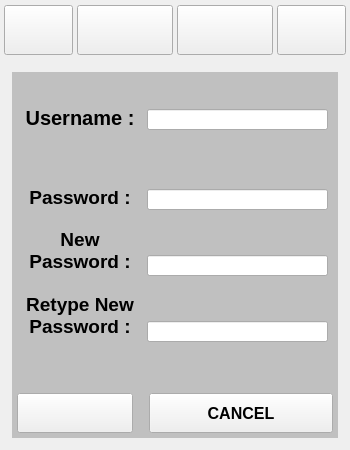
The window that opencodegames.ui (DomainsHax/OpenCodeGames) describes before a commit, drawn with Qt 5.
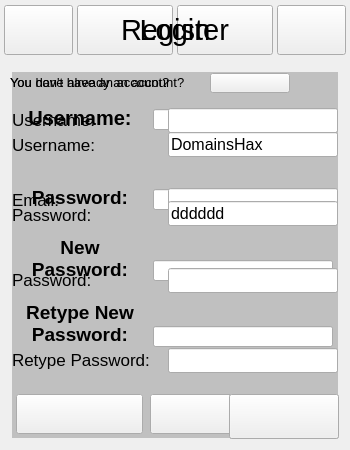
The same window after the commit. Icons and pictures are not drawn.

Patch:
```diff
--- a/opencodegames.ui
+++ b/opencodegames.ui
@@ -73,7 +73,7 @@
       <property name="geometry">
        <rect>
         <x>5</x>
-        <y>100</y>
+        <y>102</y>
         <width>330</width>
         <height>25</height>
        </rect>
@@ -125,7 +125,7 @@
         <x>55</x>
         <y>55</y>
         <width>162</width>
-        <height>12</height>
+        <height>10</height>
        </rect>
       </property>
       <property name="styleSheet">
@@ -161,7 +161,7 @@
      <widget class="QLabel" name="ProgressLevel">
       <property name="geometry">
        <rect>
-        <x>15</x>
+        <x>14</x>
         <y>53</y>
         <width>34</width>
         <height>24</height>
@@ -188,17 +188,14 @@
       <property name="geometry">
        <rect>
         <x>54</x>
-        <y>67</y>
+        <y>66</y>
         <width>164</width>
-        <height>12</height>
+        <height>11</height>
        </rect>
       </property>
       <property name="font">
        <font>
-        <pointsize>7</pointsize>
-        <weight>50</weight>
-        <italic>false</italic>
-        <bold>false</bold>
+        <pointsize>8</pointsize>
        </font>
       </property>
       <property name="styleSheet">
@@ -331,7 +328,7 @@
        </font>
       </property>
       <property name="text">
-       <string>Username :</string>
+       <string>Username:</string>
       </property>
       <property name="alignment">
        <set>Qt::AlignCenter</set>
@@ -340,9 +337,9 @@
      <widget class="QLineEdit" name="SUsernameValue">
       <property name="geometry">
        <rect>
-        <x>142</x>
+        <x>148</x>
         <y>44</y>
-        <width>181</width>
+        <width>180</width>
         <height>21</height>
        </rect>
       </property>
@@ -381,7 +378,7 @@
        </font>
       </property>
       <property name="text">
-       <string>Password :</string>
+       <string>Password:</string>
       </property>
       <property name="alignment">
        <set>Qt::AlignCenter</set>
@@ -390,9 +387,9 @@
      <widget class="QLineEdit" name="SPasswordValue">
       <property name="geometry">
        <rect>
-        <x>142</x>
+        <x>148</x>
         <y>124</y>
-        <width>181</width>
+        <width>180</width>
         <height>21</height>
        </rect>
       </property>
@@ -417,7 +414,7 @@
       <property name="geometry">
        <rect>
         <x>10</x>
-        <y>160</y>
+        <y>168</y>
         <width>130</width>
         <height>50</height>
        </rect>
@@ -432,7 +429,7 @@
       </property>
       <property name="text">
        <string>New
-Password :</string>
+Password:</string>
       </property>
       <property name="alignment">
        <set>Qt::AlignCenter</set>
@@ -441,9 +438,9 @@
      <widget class="QLineEdit" name="SNewPasswordValue">
       <property name="geometry">
        <rect>
-        <x>142</x>
-        <y>190</y>
-        <width>181</width>
+        <x>148</x>
+        <y>195</y>
+        <width>180</width>
         <height>21</height>
        </rect>
       </property>
@@ -467,9 +464,9 @@
      <widget class="QLineEdit" name="SRetypeNewPasswordValue">
       <property name="geometry">
        <rect>
-        <x>142</x>
-        <y>256</y>
-        <width>181</width>
+        <x>148</x>
+        <y>261</y>
+        <width>180</width>
         <height>21</height>
        </rect>
       </property>
@@ -494,7 +491,7 @@
       <property name="geometry">
        <rect>
         <x>10</x>
-        <y>225</y>
+        <y>233</y>
         <width>130</width>
         <height>50</height>
        </rect>
@@ -509,7 +506,7 @@
       </property>
       <property name="text">
        <string>Retype New
-Password :</string>
+Password:</string>
       </property>
       <property name="alignment">
        <set>Qt::AlignCenter</set>
@@ -518,9 +515,9 @@
      <widget class="QPushButton" name="SSaveButton">
       <property name="geometry">
        <rect>
-        <x>12</x>
-        <y>328</y>
-        <width>116</width>
+        <x>11</x>
+        <y>329</y>
+        <width>127</width>
         <height>40</height>
        </rect>
       </property>
@@ -535,14 +532,18 @@
      <widget class="QPushButton" name="SCancelButton">
       <property name="geometry">
        <rect>
-        <x>144</x>
-        <y>328</y>
+        <x>145</x>
+        <y>329</y>
         <width>184</width>
         <height>40</height>
        </rect>
       </property>
+      <property name="styleSheet">
+       <string notr="true">#SCancelButton{ border-image: url(:/images/CancelButton.png); }
+#SCancelButton:pressed{ border-image: url(:/images/CancelButtonPressed.png); }</string>
+      </property>
       <property name="text">
-       <string>CANCEL</string>
+       <string/>
       </property>
      </widget>
     </widget>
@@ -644,6 +645,649 @@
     </widget>
    </widget>
   </widget>
+  <widget class="QWidget" name="Register" native="true">
+   <property name="geometry">
+    <rect>
+     <x>0</x>
+     <y>0</y>
+     <width>350</width>
+     <height>450</height>
+    </rect>
+   </property>
+   <property name="styleSheet">
+    <string notr="true">#Register{ background-image: url(:/images/RegisterCenter.png); }</string>
+   </property>
+   <widget class="QLineEdit" name="R_Email">
+    <property name="geometry">
+     <rect>
+      <x>168</x>
+      <y>188</y>
+      <width>170</width>
+      <height>25</height>
+     </rect>
+    </property>
+    <property name="font">
+     <font>
+      <pointsize>12</pointsize>
+     </font>
+    </property>
+    <property name="styleSheet">
+     <string notr="true">border-image: url(:/images/LogText.png);</string>
+    </property>
+    <property name="maxLength">
+     <number>100</number>
+    </property>
+   </widget>
+   <widget class="QLabel" name="R_LEmail">
+    <property name="geometry">
+     <rect>
+      <x>12</x>
+      <y>190</y>
+      <width>155</width>
+      <height>20</height>
+     </rect>
+    </property>
+    <property name="font">
+     <font>
+      <pointsize>13</pointsize>
+      <italic>false</italic>
+     </font>
+    </property>
+    <property name="text">
+     <string>Email:</string>
+    </property>
+    <property name="textInteractionFlags">
+     <set>Qt::LinksAccessibleByMouse</set>
+    </property>
+   </widget>
+   <widget class="QLabel" name="status_Register">
+    <property name="geometry">
+     <rect>
+      <x>12</x>
+      <y>403</y>
+      <width>210</width>
+      <height>30</height>
+     </rect>
+    </property>
+    <property name="font">
+     <font>
+      <pointsize>9</pointsize>
+      <weight>50</weight>
+      <italic>false</italic>
+      <bold>false</bold>
+     </font>
+    </property>
+    <property name="text">
+     <string/>
+    </property>
+    <property name="textInteractionFlags">
+     <set>Qt::LinksAccessibleByMouse|Qt::TextSelectableByMouse</set>
+    </property>
+   </widget>
+   <widget class="QLabel" name="R_LUsername">
+    <property name="geometry">
+     <rect>
+      <x>12</x>
+      <y>110</y>
+      <width>155</width>
+      <height>20</height>
+     </rect>
+    </property>
+    <property name="font">
+     <font>
+      <pointsize>13</pointsize>
+      <italic>false</italic>
+     </font>
+    </property>
+    <property name="text">
+     <string>Username:</string>
+    </property>
+    <property name="textInteractionFlags">
+     <set>Qt::LinksAccessibleByMouse</set>
+    </property>
+   </widget>
+   <widget class="QPushButton" name="button_Register">
+    <property name="geometry">
+     <rect>
+      <x>229</x>
+      <y>394</y>
+      <width>110</width>
+      <height>45</height>
+     </rect>
+    </property>
+    <property name="styleSheet">
+     <string notr="true">#button_Register{ border-image: url(:/images/RegisterButton.png); }
+#button_Register:pressed{ border-image: url(:/images/RegisterButtonPressed.png); }</string>
+    </property>
+    <property name="text">
+     <string/>
+    </property>
+   </widget>
+   <widget class="QLineEdit" name="R_Password">
+    <property name="geometry">
+     <rect>
+      <x>168</x>
+      <y>268</y>
+      <width>170</width>
+      <height>25</height>
+     </rect>
+    </property>
+    <property name="font">
+     <font>
+      <pointsize>12</pointsize>
+     </font>
+    </property>
+    <property name="styleSheet">
+     <string notr="true">border-image: url(:/images/LogText.png);</string>
+    </property>
+    <property name="text">
+     <string/>
+    </property>
+    <property name="maxLength">
+     <number>32</number>
+    </property>
+    <property name="alignment">
+     <set>Qt::AlignLeading|Qt::AlignLeft|Qt::AlignVCenter</set>
+    </property>
+   </widget>
+   <widget class="QLineEdit" name="R_RetypePassword">
+    <property name="geometry">
+     <rect>
+      <x>168</x>
+      <y>348</y>
+      <width>170</width>
+      <height>25</height>
+     </rect>
+    </property>
+    <property name="font">
+     <font>
+      <pointsize>12</pointsize>
+     </font>
+    </property>
+    <property name="styleSheet">
+     <string notr="true">border-image: url(:/images/LogText.png);</string>
+    </property>
+    <property name="maxLength">
+     <number>32</number>
+    </property>
+   </widget>
+   <widget class="QLabel" name="R_LPassword">
+    <property name="geometry">
+     <rect>
+      <x>12</x>
+      <y>270</y>
+      <width>155</width>
+      <height>20</height>
+     </rect>
+    </property>
+    <property name="font">
+     <font>
+      <pointsize>13</pointsize>
+      <italic>false</italic>
+     </font>
+    </property>
+    <property name="text">
+     <string>Password:</string>
+    </property>
+    <property name="textInteractionFlags">
+     <set>Qt::LinksAccessibleByMouse</set>
+    </property>
+   </widget>
+   <widget class="QLabel" name="R_LRetypePassword">
+    <property name="geometry">
+     <rect>
+      <x>12</x>
+      <y>350</y>
+      <width>155</width>
+      <height>20</height>
+     </rect>
+    </property>
+    <property name="font">
+     <font>
+      <pointsize>13</pointsize>
+      <italic>false</italic>
+     </font>
+    </property>
+    <property name="text">
+     <string>Retype Password:</string>
+    </property>
+    <property name="textInteractionFlags">
+     <set>Qt::LinksAccessibleByMouse</set>
+    </property>
+   </widget>
+   <widget class="QLineEdit" name="R_Username">
+    <property name="geometry">
+     <rect>
+      <x>168</x>
+      <y>108</y>
+      <width>170</width>
+      <height>25</height>
+     </rect>
+    </property>
+    <property name="font">
+     <font>
+      <pointsize>12</pointsize>
+     </font>
+    </property>
+    <property name="styleSheet">
+     <string notr="true">border-image: url(:/images/LogText.png);</string>
+    </property>
+    <property name="maxLength">
+     <number>16</number>
+    </property>
+   </widget>
+   <widget class="QLabel" name="R_RegisterLabel">
+    <property name="geometry">
+     <rect>
+      <x>10</x>
+      <y>10</y>
+      <width>330</width>
+      <height>40</height>
+     </rect>
+    </property>
+    <property name="font">
+     <font>
+      <pointsize>22</pointsize>
+     </font>
+    </property>
+    <property name="text">
+     <string>Register</string>
+    </property>
+    <property name="alignment">
+     <set>Qt::AlignCenter</set>
+    </property>
+   </widget>
+   <widget class="QPushButton" name="R_LoginButton">
+    <property name="geometry">
+     <rect>
+      <x>210</x>
+      <y>73</y>
+      <width>80</width>
+      <height>20</height>
+     </rect>
+    </property>
+    <property name="styleSheet">
+     <string notr="true">#R_LoginButton{ border-image: url(:/images/R_LoginButton.png); }
+#R_LoginButton:pressed{ border-image: url(:/images/R_LoginButtonPressed.png); }</string>
+    </property>
+    <property name="text">
+     <string/>
+    </property>
+   </widget>
+   <widget class="QLabel" name="R_LoginLabel">
+    <property name="geometry">
+     <rect>
+      <x>10</x>
+      <y>75</y>
+      <width>200</width>
+      <height>15</height>
+     </rect>
+    </property>
+    <property name="font">
+     <font>
+      <pointsize>10</pointsize>
+     </font>
+    </property>
+    <property name="text">
+     <string>You have already an account?</string>
+    </property>
+    <property name="textInteractionFlags">
+     <set>Qt::LinksAccessibleByMouse|Qt::TextSelectableByMouse</set>
+    </property>
+   </widget>
+   <widget class="QLabel" name="R_statusUsername">
+    <property name="geometry">
+     <rect>
+      <x>12</x>
+      <y>135</y>
+      <width>250</width>
+      <height>15</height>
+     </rect>
+    </property>
+    <property name="font">
+     <font>
+      <pointsize>9</pointsize>
+      <weight>50</weight>
+      <italic>false</italic>
+      <bold>false</bold>
+     </font>
+    </property>
+    <property name="text">
+     <string/>
+    </property>
+    <property name="textInteractionFlags">
+     <set>Qt::LinksAccessibleByMouse|Qt::TextSelectableByMouse</set>
+    </property>
+   </widget>
+   <widget class="QLabel" name="R_statusEmail">
+    <property name="geometry">
+     <rect>
+      <x>12</x>
+      <y>215</y>
+      <width>250</width>
+      <height>15</height>
+     </rect>
+    </property>
+    <property name="font">
+     <font>
+      <pointsize>9</pointsize>
+      <weight>50</weight>
+      <italic>false</italic>
+      <bold>false</bold>
+     </font>
+    </property>
+    <property name="text">
+     <string/>
+    </property>
+    <property name="textInteractionFlags">
+     <set>Qt::LinksAccessibleByMouse|Qt::TextSelectableByMouse</set>
+    </property>
+   </widget>
+   <widget class="QLabel" name="R_statusPassword">
+    <property name="geometry">
+     <rect>
+      <x>12</x>
+      <y>295</y>
+      <width>250</width>
+      <height>15</height>
+     </rect>
+    </property>
+    <property name="font">
+     <font>
+      <pointsize>9</pointsize>
+      <weight>50</weight>
+      <italic>false</italic>
+      <bold>false</bold>
+     </font>
+    </property>
+    <property name="text">
+     <string/>
+    </property>
+    <property name="textInteractionFlags">
+     <set>Qt::LinksAccessibleByMouse|Qt::TextSelectableByMouse</set>
+    </property>
+   </widget>
+   <widget class="QLabel" name="R_statusRetypePassword">
+    <property name="geometry">
+     <rect>
+      <x>12</x>
+      <y>375</y>
+      <width>250</width>
+      <height>15</height>
+     </rect>
+    </property>
+    <property name="font">
+     <font>
+      <pointsize>9</pointsize>
+      <weight>50</weight>
+      <italic>false</italic>
+      <bold>false</bold>
+     </font>
+    </property>
+    <property name="text">
+     <string/>
+    </property>
+    <property name="textInteractionFlags">
+     <set>Qt::LinksAccessibleByMouse|Qt::TextSelectableByMouse</set>
+    </property>
+   </widget>
+  </widget>
+  <widget class="QWidget" name="Login" native="true">
+   <property name="geometry">
+    <rect>
+     <x>0</x>
+     <y>0</y>
+     <width>350</width>
+     <height>450</height>
+    </rect>
+   </property>
+   <property name="styleSheet">
+    <string notr="true">#Login{ background-image: url(:/images/LoginCenter.png); }</string>
+   </property>
+   <widget class="QLabel" name="L_LPassword">
+    <property name="geometry">
+     <rect>
+      <x>12</x>
+      <y>205</y>
+      <width>155</width>
+      <height>20</height>
+     </rect>
+    </property>
+    <property name="font">
+     <font>
+      <pointsize>13</pointsize>
+      <italic>false</italic>
+     </font>
+    </property>
+    <property name="text">
+     <string>Password:</string>
+    </property>
+    <property name="textInteractionFlags">
+     <set>Qt::LinksAccessibleByMouse</set>
+    </property>
+   </widget>
+   <widget class="QLabel" name="L_LUsername">
+    <property name="geometry">
+     <rect>
+      <x>12</x>
+      <y>135</y>
+      <width>155</width>
+      <height>20</height>
+     </rect>
+    </property>
+    <property name="font">
+     <font>
+      <pointsize>13</pointsize>
+      <italic>false</italic>
+     </font>
+    </property>
+    <property name="text">
+     <string>Username:</string>
+    </property>
+    <property name="textInteractionFlags">
+     <set>Qt::LinksAccessibleByMouse</set>
+    </property>
+   </widget>
+   <widget class="QLineEdit" name="L_Password">
+    <property name="geometry">
+     <rect>
+      <x>168</x>
+      <y>201</y>
+      <width>170</width>
+      <height>25</height>
+     </rect>
+    </property>
+    <property name="font">
+     <font>
+      <pointsize>12</pointsize>
+     </font>
+    </property>
+    <property name="styleSheet">
+     <string notr="true">border-image: url(:/images/LogText.png);</string>
+    </property>
+    <property name="text">
+     <string>dddddd</string>
+    </property>
+    <property name="maxLength">
+     <number>32</number>
+    </property>
+    <property name="alignment">
+     <set>Qt::AlignLeading|Qt::AlignLeft|Qt::AlignVCenter</set>
+    </property>
+   </widget>
+   <widget class="QLineEdit" name="L_Username">
+    <property name="geometry">
+     <rect>
+      <x>168</x>
+      <y>132</y>
+      <width>170</width>
+      <height>25</height>
+     </rect>
+    </property>
+    <property name="font">
+     <font>
+      <pointsize>12</pointsize>
+     </font>
+    </property>
+    <property name="styleSheet">
+     <string notr="true">border-image: url(:/images/LogText.png);</string>
+    </property>
+    <property name="text">
+     <string>DomainsHax</string>
+    </property>
+    <property name="maxLength">
+     <number>16</number>
+    </property>
+   </widget>
+   <widget class="QLabel" name="status_Login">
+    <property name="geometry">
+     <rect>
+      <x>12</x>
+      <y>403</y>
+      <width>210</width>
+      <height>30</height>
+     </rect>
+    </property>
+    <property name="font">
+     <font>
+      <pointsize>9</pointsize>
+      <weight>50</weight>
+      <italic>false</italic>
+      <bold>false</bold>
+     </font>
+    </property>
+    <property name="text">
+     <string/>
+    </property>
+    <property name="textInteractionFlags">
+     <set>Qt::LinksAccessibleByMouse|Qt::TextSelectableByMouse</set>
+    </property>
+   </widget>
+   <widget class="QPushButton" name="button_Login">
+    <property name="geometry">
+     <rect>
+      <x>229</x>
+      <y>394</y>
+      <width>110</width>
+      <height>45</height>
+     </rect>
+    </property>
+    <property name="styleSheet">
+     <string notr="true">#button_Login{ border-image: url(:/images/LoginButton.png); }
+#button_Login:pressed{ border-image: url(:/images/LoginButtonPressed.png); }</string>
+    </property>
+    <property name="text">
+     <string/>
+    </property>
+   </widget>
+   <widget class="QLabel" name="L_LoginLabel">
+    <property name="geometry">
+     <rect>
+      <x>10</x>
+      <y>10</y>
+      <width>330</width>
+      <height>40</height>
+     </rect>
+    </property>
+    <property name="font">
+     <font>
+      <pointsize>22</pointsize>
+     </font>
+    </property>
+    <property name="text">
+     <string>Login</string>
+    </property>
+    <property name="alignment">
+     <set>Qt::AlignCenter</set>
+    </property>
+   </widget>
+   <widget class="QLabel" name="L_RegisterLabel">
+    <property name="geometry">
+     <rect>
+      <x>10</x>
+      <y>75</y>
+      <width>190</width>
+      <height>15</height>
+     </rect>
+    </property>
+    <property name="font">
+     <font>
+      <pointsize>10</pointsize>
+     </font>
+    </property>
+    <property name="text">
+     <string>You don't have an account?</string>
+    </property>
+    <property name="textInteractionFlags">
+     <set>Qt::LinksAccessibleByMouse|Qt::TextSelectableByMouse</set>
+    </property>
+   </widget>
+   <widget class="QPushButton" name="L_RegisterButton">
+    <property name="geometry">
+     <rect>
+      <x>210</x>
+      <y>73</y>
+      <width>80</width>
+      <height>20</height>
+     </rect>
+    </property>
+    <property name="styleSheet">
+     <string notr="true">#L_RegisterButton{ border-image: url(:/images/L_RegisterButton.png); }
+#L_RegisterButton:pressed{ border-image: url(:/images/L_RegisterButtonPressed.png); }</string>
+    </property>
+    <property name="text">
+     <string/>
+    </property>
+   </widget>
+   <widget class="QLabel" name="L_statusUsername">
+    <property name="geometry">
+     <rect>
+      <x>12</x>
+      <y>160</y>
+      <width>200</width>
+      <height>15</height>
+     </rect>
+    </property>
+    <property name="font">
+     <font>
+      <pointsize>9</pointsize>
+      <weight>50</weight>
+      <italic>false</italic>
+      <bold>false</bold>
+     </font>
+    </property>
+    <property name="text">
+     <string/>
+    </property>
+    <property name="textInteractionFlags">
+     <set>Qt::LinksAccessibleByMouse|Qt::TextSelectableByMouse</set>
+    </property>
+   </widget>
+   <widget class="QLabel" name="L_statusPassword">
+    <property name="geometry">
+     <rect>
+      <x>12</x>
+      <y>230</y>
+      <width>200</width>
+      <height>15</height>
+     </rect>
+    </property>
+    <property name="font">
+     <font>
+      <pointsize>9</pointsize>
+      <weight>50</weight>
+      <italic>false</italic>
+      <bold>false</bold>
+     </font>
+    </property>
+    <property name="text">
+     <string/>
+    </property>
+    <property name="textInteractionFlags">
+     <set>Qt::LinksAccessibleByMouse|Qt::TextSelectableByMouse</set>
+    </property>
+   </widget>
+  </widget>
  </widget>
  <layoutdefault spacing="6" margin="11"/>
  <resources/>
```
